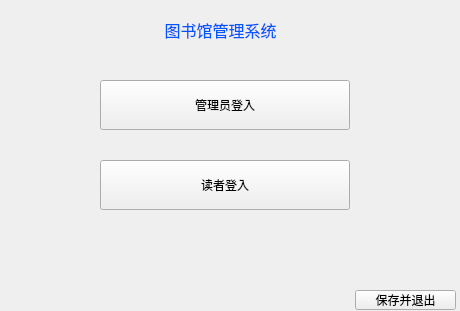
litsum/library_system, file libraryproject/librarysystem.ui: the form before one commit.
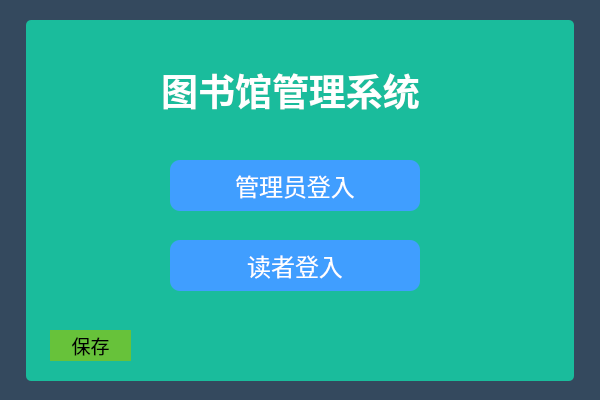
The form after the commit.

Patch:
```diff
--- a/libraryproject/librarysystem.ui
+++ b/libraryproject/librarysystem.ui
@@ -6,54 +6,79 @@
    <rect>
     <x>0</x>
     <y>0</y>
-    <width>460</width>
-    <height>311</height>
+    <width>600</width>
+    <height>400</height>
    </rect>
   </property>
   <property name="windowTitle">
-   <string>welcome!</string>
+   <string>图书馆管理系统</string>
+  </property>
+  <property name="styleSheet">
+   <string notr="true"/>
   </property>
   <widget class="QLabel" name="label">
    <property name="geometry">
     <rect>
-     <x>120</x>
-     <y>10</y>
-     <width>201</width>
-     <height>41</height>
+     <x>150</x>
+     <y>60</y>
+     <width>281</width>
+     <height>61</height>
     </rect>
    </property>
+   <property name="styleSheet">
+    <string notr="true"/>
+   </property>
    <property name="text">
-    <string>&lt;html&gt;&lt;head/&gt;&lt;body&gt;&lt;p align=&quot;center&quot;&gt;&lt;span style=&quot; font-size:12pt; color:#0055ff;&quot;&gt;图书馆管理系统&lt;/span&gt;&lt;/p&gt;&lt;/body&gt;&lt;/html&gt;</string>
+    <string>&lt;html&gt;&lt;head/&gt;&lt;body&gt;&lt;p align=&quot;center&quot;&gt;&lt;span style=&quot; font-size:28pt; font-weight:700; color:#ffffff;&quot;&gt;图书馆管理系统&lt;/span&gt;&lt;/p&gt;&lt;/body&gt;&lt;/html&gt;</string>
    </property>
   </widget>
   <widget class="QPushButton" name="close">
    <property name="geometry">
     <rect>
-     <x>355</x>
-     <y>290</y>
-     <width>101</width>
-     <height>20</height>
+     <x>50</x>
+     <y>330</y>
+     <width>81</width>
+     <height>31</height>
     </rect>
    </property>
+   <property name="font">
+    <font>
+     <pointsize>14</pointsize>
+    </font>
+   </property>
+   <property name="styleSheet">
+    <string notr="true">background-color: rgb(103, 194, 58);
+border-radius:30px ;</string>
+   </property>
    <property name="text">
-    <string>保存并退出</string>
+    <string>保存</string>
    </property>
   </widget>
   <widget class="QPushButton" name="ad">
    <property name="geometry">
     <rect>
-     <x>100</x>
-     <y>80</y>
+     <x>170</x>
+     <y>160</y>
      <width>250</width>
-     <height>50</height>
+     <height>51</height>
     </rect>
    </property>
    <property name="minimumSize">
     <size>
      <width>250</width>
-     <height>50</height>
+     <height>45</height>
     </size>
    </property>
+   <property name="font">
+    <font>
+     <pointsize>18</pointsize>
+    </font>
+   </property>
+   <property name="styleSheet">
+    <string notr="true">background-color: rgb(64, 158, 255);
+color: rgb(255, 255, 255);
+border-radius:10px ;</string>
+   </property>
    <property name="text">
     <string>管理员登入</string>
    </property>
@@ -67,22 +92,71 @@
   <widget class="QPushButton" name="re">
    <property name="geometry">
     <rect>
-     <x>100</x>
-     <y>160</y>
+     <x>170</x>
+     <y>240</y>
      <width>250</width>
-     <height>50</height>
+     <height>51</height>
     </rect>
    </property>
    <property name="minimumSize">
     <size>
      <width>250</width>
-     <height>50</height>
+     <height>45</height>
     </size>
    </property>
+   <property name="font">
+    <font>
+     <pointsize>18</pointsize>
+    </font>
+   </property>
+   <property name="styleSheet">
+    <string notr="true">background-color: rgb(64, 158, 255);
+color: rgb(255, 255, 255);
+border-radius:10px ;</string>
+   </property>
    <property name="text">
     <string>读者登入</string>
    </property>
   </widget>
+  <widget class="QLabel" name="backgroud_1">
+   <property name="geometry">
+    <rect>
+     <x>26</x>
+     <y>20</y>
+     <width>548</width>
+     <height>361</height>
+    </rect>
+   </property>
+   <property name="styleSheet">
+    <string notr="true">background-color: rgb(26, 188, 156);
+border-radius:5px ;</string>
+   </property>
+   <property name="text">
+    <string/>
+   </property>
+  </widget>
+  <widget class="QLabel" name="backgroud_2">
+   <property name="geometry">
+    <rect>
+     <x>0</x>
+     <y>0</y>
+     <width>600</width>
+     <height>400</height>
+    </rect>
+   </property>
+   <property name="styleSheet">
+    <string notr="true">background-color: rgb(52, 73, 94);</string>
+   </property>
+   <property name="text">
+    <string/>
+   </property>
+  </widget>
+  <zorder>backgroud_2</zorder>
+  <zorder>backgroud_1</zorder>
+  <zorder>close</zorder>
+  <zorder>label</zorder>
+  <zorder>ad</zorder>
+  <zorder>re</zorder>
  </widget>
  <resources/>
  <connections/>
```
